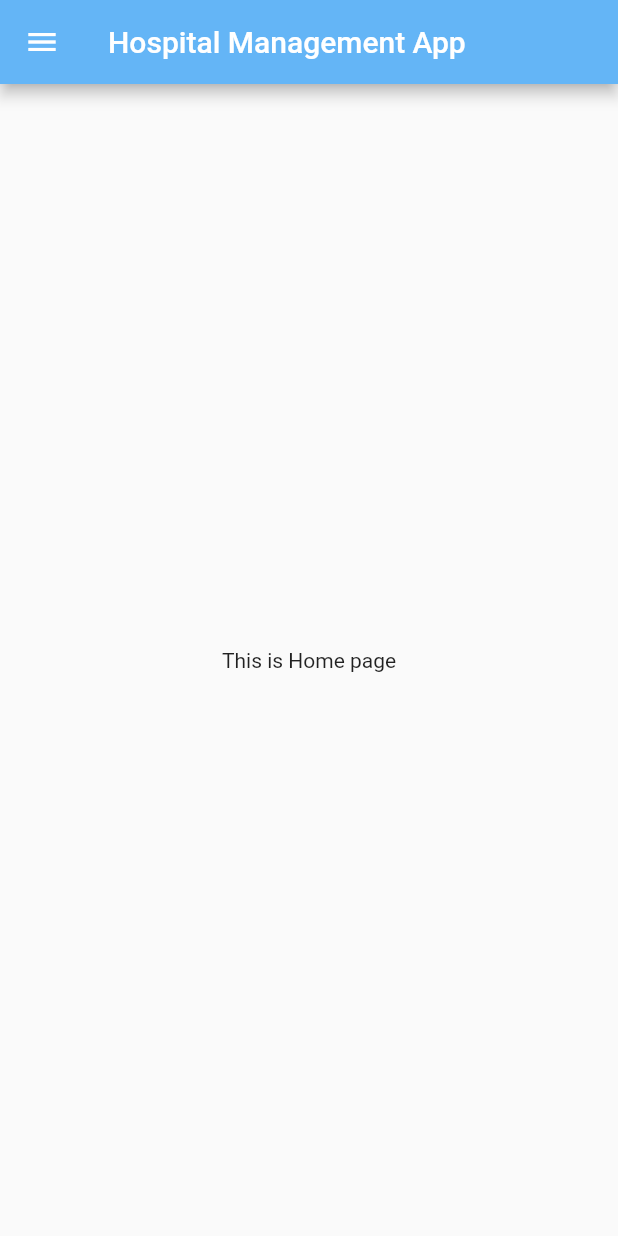
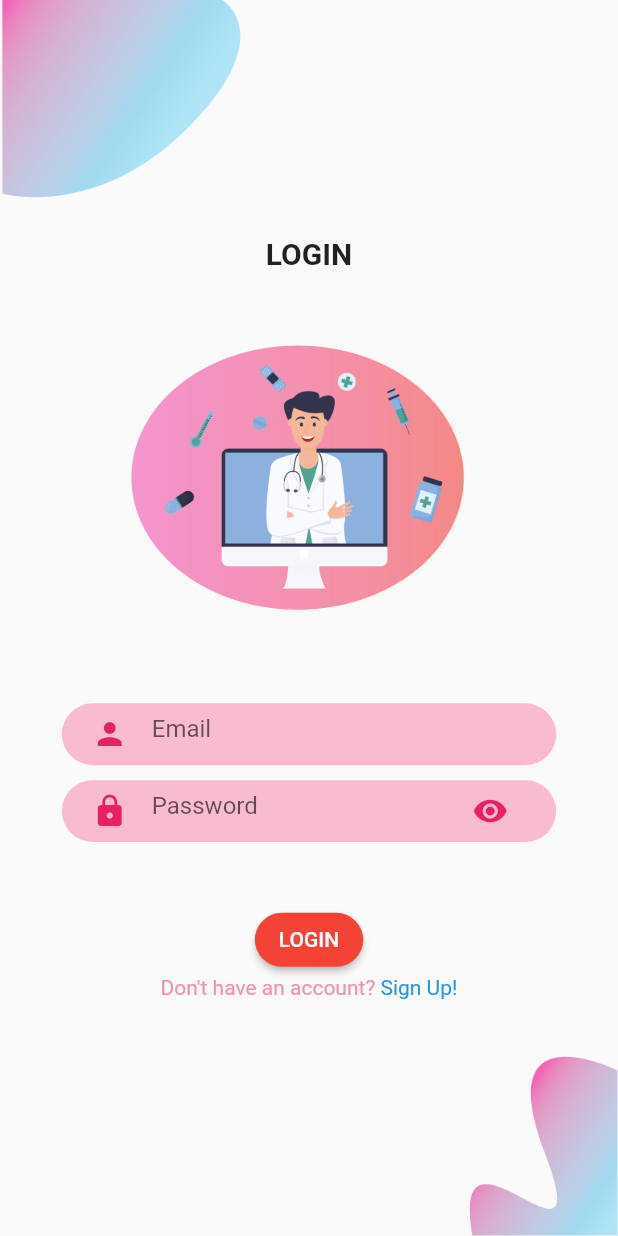
Before and after one commit to yashnarkhede/hospital_management, a Flutter app: the screen it shows after launch, on a phone screen of 412 x 824 dp. Run offline on Flutter 3.47's test engine with Material 2 defaults, Android fonts, the phone set to English and light mode, and no system bars.

Commit message:
Login Page

```diff
--- a/lib/main.dart
+++ b/lib/main.dart
@@ -1,6 +1,7 @@
 import 'package:hospital_management/pages/home_page.dart';
 import 'package:hospital_management/widget/drawer.dart';
 import 'package:flutter/material.dart';
+import './pages/Login_page/login_page.dart';
 
 void main() {
   runApp(const MyApp());
@@ -12,7 +13,7 @@ class MyApp extends StatelessWidget {
   Widget build(BuildContext context) {
     return MaterialApp(
       debugShowCheckedModeBanner: false,
-      home: Home(),
+      home: Login_Page(),
     );
     drawer:
     NavDrawer();
--- /dev/null
+++ b/lib/pages/Login_page/Body.dart
@@ -0,0 +1,100 @@
+import 'package:flutter/material.dart';
+import './background.dart';
+import './textFieldContainer.dart';
+
+class Body extends StatelessWidget {
+  const Body({
+    Key? key,
+  }) : super(key: key);
+
+  @override
+  Widget build(BuildContext context) {
+    Size size = MediaQuery.of(context).size;
+    return Background(
+      child: Column(
+        mainAxisAlignment: MainAxisAlignment.center,
+        // ignore: prefer_const_literals_to_create_immutables
+        children: <Widget>[
+          const Text(
+            'LOGIN',
+            style: TextStyle(fontSize: 20, fontWeight: FontWeight.bold),
+          ),
+          Positioned(
+            child: Image.asset(
+              'assets/Images/Doctor1.png',
+              width: size.width * 2,
+              height: size.height * 0.35,
+            ),
+          ),
+          const TextFieldContainer(
+            child: TextField(
+              decoration: InputDecoration(
+                icon: Icon(
+                  Icons.person,
+                  color: Colors.pink,
+                ),
+                hintText: 'Email',
+                border: InputBorder.none,
+              ),
+            ),
+          ),
+          const SizedBox(
+            height: 10,
+          ),
+          const TextFieldContainer(
+            child: TextField(
+              obscureText: true,
+              decoration: InputDecoration(
+                hintText: 'Password',
+                icon: Icon(
+                  Icons.lock,
+                  color: Colors.pink,
+                ),
+                border: InputBorder.none,
+                suffixIcon: Icon(
+                  Icons.visibility,
+                  color: Colors.pink,
+                ),
+              ),
+            ),
+          ),
+          SizedBox(
+            height: size.height * 0.05,
+          ),
+          ButtonTheme(
+            minWidth: 400,
+            child: ElevatedButton(
+              onPressed: () {},
+              child: const Text('LOGIN'),
+              style: ButtonStyle(
+                backgroundColor: MaterialStateProperty.all(
+                  Colors.red,
+                ),
+                shape: MaterialStateProperty.all<RoundedRectangleBorder>(
+                  RoundedRectangleBorder(
+                    borderRadius: BorderRadius.circular(20),
+                  ),
+                ),
+              ),
+            ),
+          ),
+          Row(
+            mainAxisAlignment: MainAxisAlignment.center,
+            children: <Widget>[
+              Text(
+                'Don\'t have an account? ',
+                style: TextStyle(
+                  color: Colors.pink.shade200,
+                ),
+              ),
+              const Text(
+                'Sign Up!',
+                style: TextStyle(color: Colors.blue),
+              )
+            ],
+          )
+        ],
+      ),
+    );
+  }
+}
--- /dev/null
+++ b/lib/pages/Login_page/background.dart
@@ -0,0 +1,38 @@
+import 'package:flutter/material.dart';
+
+class Background extends StatelessWidget {
+  final Widget child;
+  const Background({
+    Key? key,
+    required this.child,
+  }) : super(key: key);
+
+  @override
+  Widget build(BuildContext context) {
+    Size size = MediaQuery.of(context).size;
+    return Container(
+      width: double.infinity,
+      height: size.height,
+      child: Stack(
+        alignment: Alignment.center,
+        children: <Widget>[
+          Positioned(
+              top: 0,
+              left: 0,
+              child: Image.asset(
+                "assets/Images/Artboard 1.png",
+                width: size.width * 1.6,
+              )),
+          Positioned(
+              bottom: 0,
+              right: 0,
+              child: Image.asset(
+                "assets/Images/Artboard 2.png",
+                width: size.width * 1,
+              )),
+          child,
+        ],
+      ),
+    );
+  }
+}
--- /dev/null
+++ b/lib/pages/Login_page/login_page.dart
@@ -0,0 +1,11 @@
+import 'package:flutter/material.dart';
+import './Body.dart';
+
+class Login_Page extends StatelessWidget {
+  @override
+  Widget build(BuildContext context) {
+    return Scaffold(
+      body: Body(),
+    );
+  }
+}
--- /dev/null
+++ b/lib/pages/Login_page/textFieldContainer.dart
@@ -0,0 +1,23 @@
+import 'package:flutter/material.dart';
+import './Body.dart';
+
+class TextFieldContainer extends StatelessWidget {
+  final Widget child;
+  const TextFieldContainer({
+    Key? key,
+    required this.child,
+  }) : super(key: key);
+
+  @override
+  Widget build(BuildContext context) {
+    Size size = MediaQuery.of(context).size;
+    return Container(
+      height: size.height * 0.05,
+      width: size.width * 0.8,
+      padding: const EdgeInsets.symmetric(horizontal: 20, vertical: 5),
+      decoration: BoxDecoration(
+          color: Colors.pink.shade100, borderRadius: BorderRadius.circular(30)),
+      child: child,
+    );
+  }
+}
--- a/pubspec.yaml
+++ b/pubspec.yaml
@@ -58,7 +58,8 @@ flutter:
   uses-material-design: true
 
   # To add assets to your application, add an assets section, like this:
-  # assets:
+  assets:
+  - assets/Images/
   #   - images/a_dot_burr.jpeg
   #   - images/a_dot_ham.jpeg
 
```
Also changed, not shown: assets/Images/Artboard 1.png (added), assets/Images/Artboard 2.png (added), assets/Images/Artboard 3.png (added), assets/Images/Doctor.png (added), assets/Images/Doctor1.png (added), lib/pages/login_page.dart (deleted).
